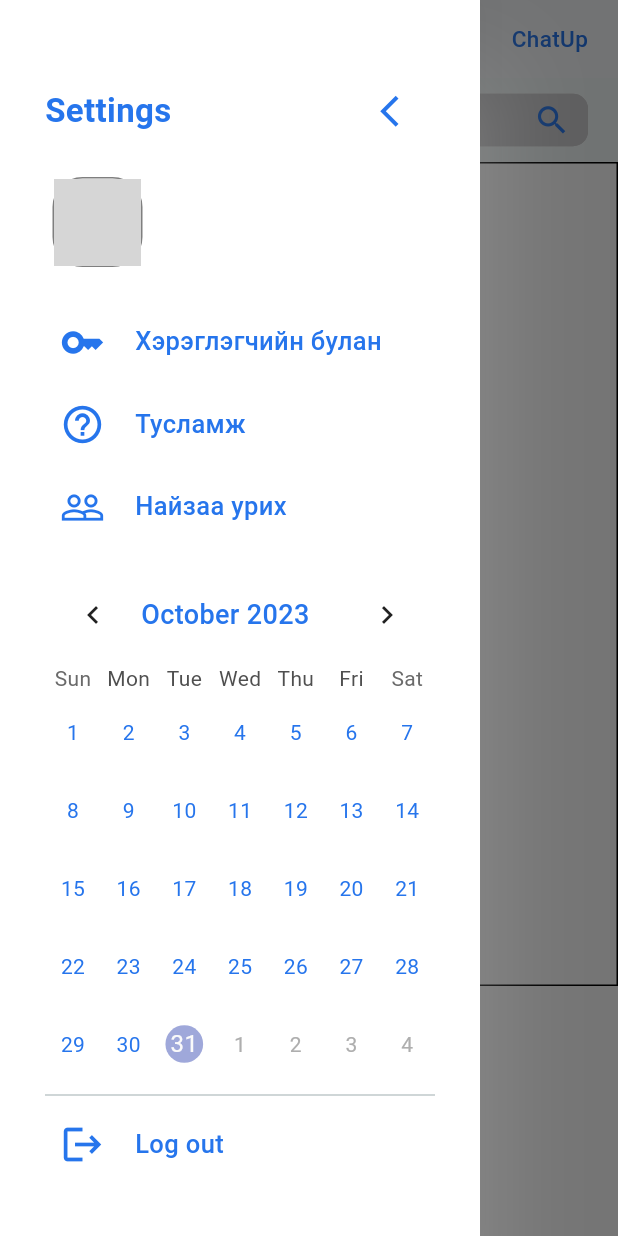
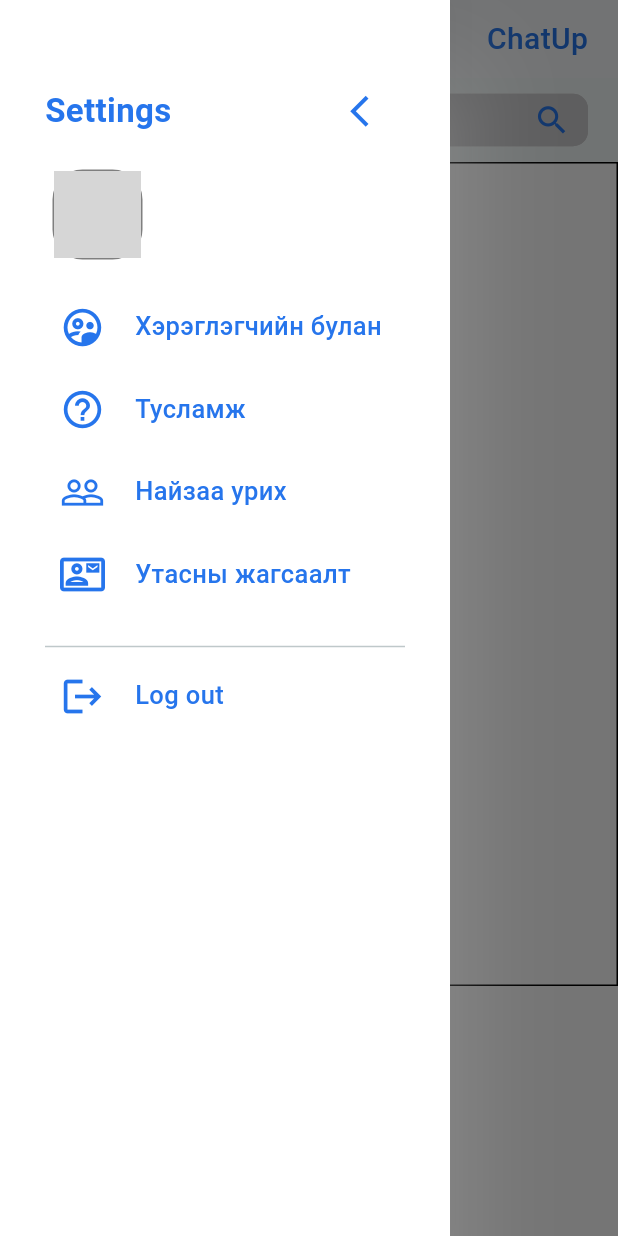
Before and after one commit to Tsogbadrakh-G/Language-exchange-app, a Flutter app: the Chat_main_screen screen opened directly, with the side drawer open, on a phone screen of 412 x 824 dp. Run offline on Flutter 3.47's test engine with Material 2 defaults, Android fonts, the phone set to English and light mode, and no system bars; drawn by our look-alikes of table_calendar; our stand-ins replace cloud_firestore, custom_refresh_indicator, dio, dropdown_button2, email_validator, firebase_auth and 15 more; missing offline and left inert: agora_rtc_engine, dart:ffi; accounts and stored records are empty; network calls fail; Roboto replaces fonts that are missing (Gilroy, Manrope, Nunito); grey boxes are pictures that could not be loaded.

Commit message:
Update chat_main_screen.dart

```diff
--- a/degree/lib/pages/chat_main_screen.dart
+++ b/degree/lib/pages/chat_main_screen.dart
@@ -85,10 +85,6 @@ class _Chat_main_screen extends State<Chat_main_screen> {
     user_native_lans = List<String>.from(querySnapshot.docs[0]["native_lans"]);
 
     if (!_dataController.activeChatroomListeners.contains(channel)) {
-      // Map<String, dynamic> lastMessageInfoMap = {
-      //   "fcm_$myUserName": _dataController.fcmToken,
-      // };
-      // DatabaseMethods().updateLastMessageSend(channel, lastMessageInfoMap);
       print('update last message with ${channel}');
       _dataController.activeChatroomListeners.add(channel);
       _dataController.listenForNewMessages(channel, username, user_native_lans);
@@ -116,7 +112,7 @@ class _Chat_main_screen extends State<Chat_main_screen> {
                     shrinkWrap: true,
                     physics: ClampingScrollPhysics(),
                     itemBuilder: (context, index) {
-                      DocumentSnapshot ds = snapshot.data.docs[0];
+                      DocumentSnapshot ds = snapshot.data.docs[index];
                       String username =
                           ds.id.replaceAll("_", "").replaceAll(myUserName!, "");
                       _dataController.CheckToLastMessage(
@@ -144,10 +140,6 @@ class _Chat_main_screen extends State<Chat_main_screen> {
                       );
                     }));
           }
-          // return snapshot.hasData
-          //     ?
-
-          //     : Center(child: CircularProgressIndicator());
         });
   }
 
@@ -201,18 +193,11 @@ class _Chat_main_screen extends State<Chat_main_screen> {
     XFile? _file = await _imagePicker.pickImage(source: ImageSource.gallery);
 
     if (_file == null) return;
-    // String img_name = _file.path.split('/').last;
-    // Reference referenceRoot = FirebaseStorage.instance.ref();
-    // Reference referenceDirImages = referenceRoot.child('images');
-    // Reference referenceImageToUpload = referenceDirImages.child(myUserName!);
 
     File img = File(_file.path);
     var time = DateTime.now().millisecondsSinceEpoch.toString();
     try {
       await FirebaseStorage.instance.ref('$myUserName/$time.png').putFile(img);
-      // referenceImageToUpload.putFile(
-      //     img, SettableMetadata(cacheControl: img_name));
-      // referenceImageToUpload.getDownloadURL();
     } catch (e) {
       print('upload image to firebase exception: $e');
     }
@@ -248,7 +233,7 @@ class _Chat_main_screen extends State<Chat_main_screen> {
   Widget DrawerBuilder(String name) {
     // print('my profile in drawer: $myProfilePic');
     return Drawer(
-      width: 320,
+      width: 300,
       elevation: 30,
       backgroundColor: Color(0xFfFFFFFF),
       shadowColor: Colors.white,
@@ -256,9 +241,8 @@ class _Chat_main_screen extends State<Chat_main_screen> {
       shape: const RoundedRectangleBorder(
           borderRadius: BorderRadius.horizontal(right: Radius.circular(0))),
       child: Padding(
-        padding: const EdgeInsets.fromLTRB(30, 50, 30, 20),
+        padding: const EdgeInsets.fromLTRB(30, 50, 30, 0),
         child: SingleChildScrollView(
-          //  physics: AlwaysScrollableScrollPhysics(),
           child: Column(
             mainAxisAlignment: MainAxisAlignment.spaceBetween,
             children: [
@@ -291,7 +275,7 @@ class _Chat_main_screen extends State<Chat_main_screen> {
                     ],
                   ),
                   const SizedBox(
-                    height: 20,
+                    height: 15,
                   ),
                   Row(
                     children: [
@@ -317,9 +301,9 @@ class _Chat_main_screen extends State<Chat_main_screen> {
                                         child: Obx(() {
                                           return Image.network(
                                             _dataController.picUrl.value,
-                                            height: 80,
-                                            width: 80,
                                             fit: BoxFit.cover,
+                                            height: 100,
+                                            width: 100,
                                           );
                                         }),
                                       ),
@@ -347,11 +331,11 @@ class _Chat_main_screen extends State<Chat_main_screen> {
                     ],
                   ),
                   const SizedBox(
-                    height: 35,
+                    height: 30,
                   ),
                   DrawerItem(
                     title: 'Хэрэглэгчийн булан',
-                    icon: Icons.key,
+                    icon: Icons.supervised_user_circle_outlined,
                     myFunction: () {},
                   ),
                   DrawerItem(
@@ -364,32 +348,37 @@ class _Chat_main_screen extends State<Chat_main_screen> {
                     icon: Icons.people_outline,
                     myFunction: () {},
                   ),
+                  DrawerItem(
+                    title: 'Утасны жагсаалт',
+                    icon: Icons.contact_mail_outlined,
+                    myFunction: () {},
+                  ),
                 ],
               ),
-              TableCalendar(
-                headerVisible: true,
-                headerStyle: HeaderStyle(
-                  formatButtonVisible: false,
-                  titleTextStyle: TextStyle(
-                      fontSize: 18,
-                      color: Color(0xff2675ec),
-                      fontFamily: 'Manrope',
-                      fontWeight: FontWeight.w500),
-                ),
-                daysOfWeekHeight: 20,
-                firstDay: DateTime.utc(2010, 10, 16),
-                lastDay: DateTime.utc(2030, 3, 14),
-                focusedDay: DateTime.now(),
-                calendarStyle: CalendarStyle(
-                    weekendTextStyle: TextStyle(
-                        color: Color(0xff2675ec),
-                        fontFamily: 'Nunito',
-                        fontWeight: FontWeight.w400),
-                    defaultTextStyle: TextStyle(
-                        color: Color(0xff2675ec),
-                        fontFamily: 'Nunito',
-                        fontWeight: FontWeight.w400)),
-              ),
+              // TableCalendar(
+              //   headerVisible: true,
+              //   headerStyle: HeaderStyle(
+              //     formatButtonVisible: false,
+              //     titleTextStyle: TextStyle(
+              //         fontSize: 18,
+              //         color: Color(0xff2675ec),
+              //         fontFamily: 'Manrope',
+              //         fontWeight: FontWeight.w500),
+              //   ),
+              //   daysOfWeekHeight: 20,
+              //   firstDay: DateTime.utc(2010, 10, 16),
+              //   lastDay: DateTime.utc(2030, 3, 14),
+              //   focusedDay: DateTime.now(),
+              //   calendarStyle: CalendarStyle(
+              //       weekendTextStyle: TextStyle(
+              //           color: Color(0xff2675ec),
+              //           fontFamily: 'Nunito',
+              //           fontWeight: FontWeight.w400),
+              //       defaultTextStyle: TextStyle(
+              //           color: Color(0xff2675ec),
+              //           fontFamily: 'Nunito',
+              //           fontWeight: FontWeight.w400)),
+              // ),
               Divider(),
               SizedBox(
                 height: 10,
@@ -425,7 +414,7 @@ class _Chat_main_screen extends State<Chat_main_screen> {
           // width: double.infinity,
           decoration: BoxDecoration(),
           padding: const EdgeInsets.only(
-              left: 20.0, right: 20.0, top: 0.0, bottom: 0.0),
+              left: 10.0, right: 20.0, top: 0.0, bottom: 0.0),
           child: Column(
             children: [
               Row(
@@ -440,7 +429,7 @@ class _Chat_main_screen extends State<Chat_main_screen> {
                         },
                         icon: Icon(
                           Icons.menu,
-                          size: 30,
+                          size: 32,
                           color: Colors.black.withOpacity(0.8),
                         )),
                   ),
@@ -448,7 +437,8 @@ class _Chat_main_screen extends State<Chat_main_screen> {
                     "ChatUp",
                     style: TextStyle(
                         color: Color(0Xff2675EC),
-                        fontSize: 15.0,
+                        fontFamily: 'Nunito',
+                        fontSize: 20.0,
                         fontWeight: FontWeight.w500),
                   ),
                   // GestureDetector(
@@ -568,7 +558,7 @@ class _Chat_main_screen extends State<Chat_main_screen> {
                   hintText: 'Хайх',
                   hintStyle: const TextStyle(
                     fontFamily: "SF Pro Text",
-                    fontSize: 15,
+                    fontSize: 18,
                     fontWeight: FontWeight.w400,
                     color: Color(0xff3c3c43),
                     //height: 22 / 17,
```
